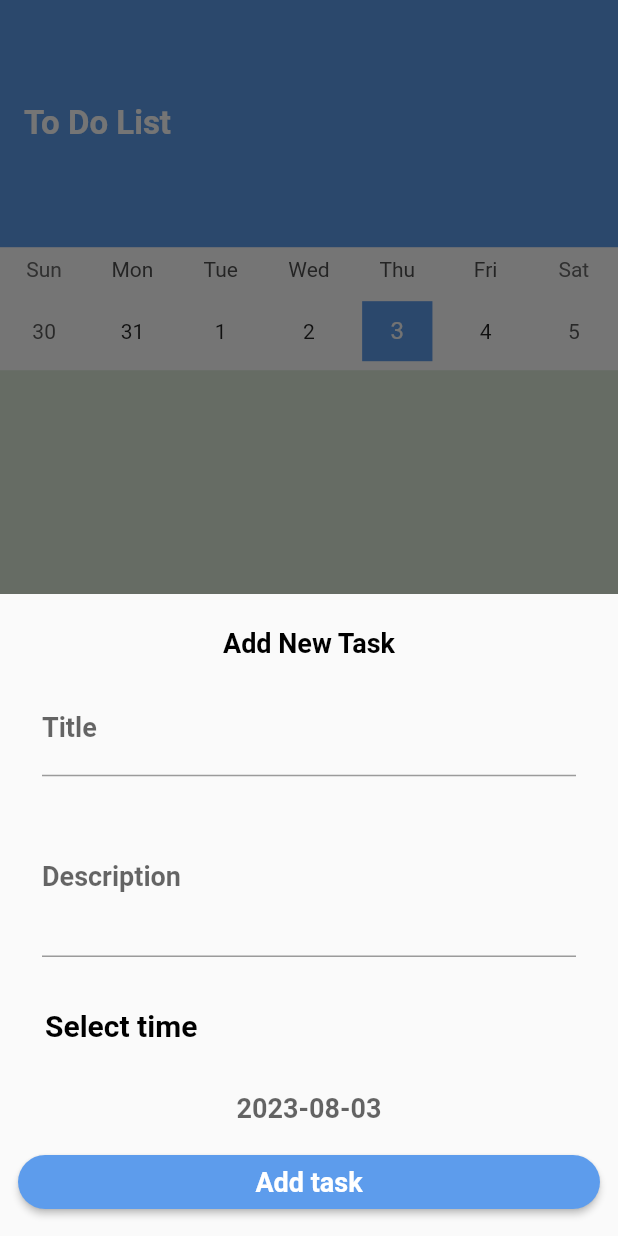
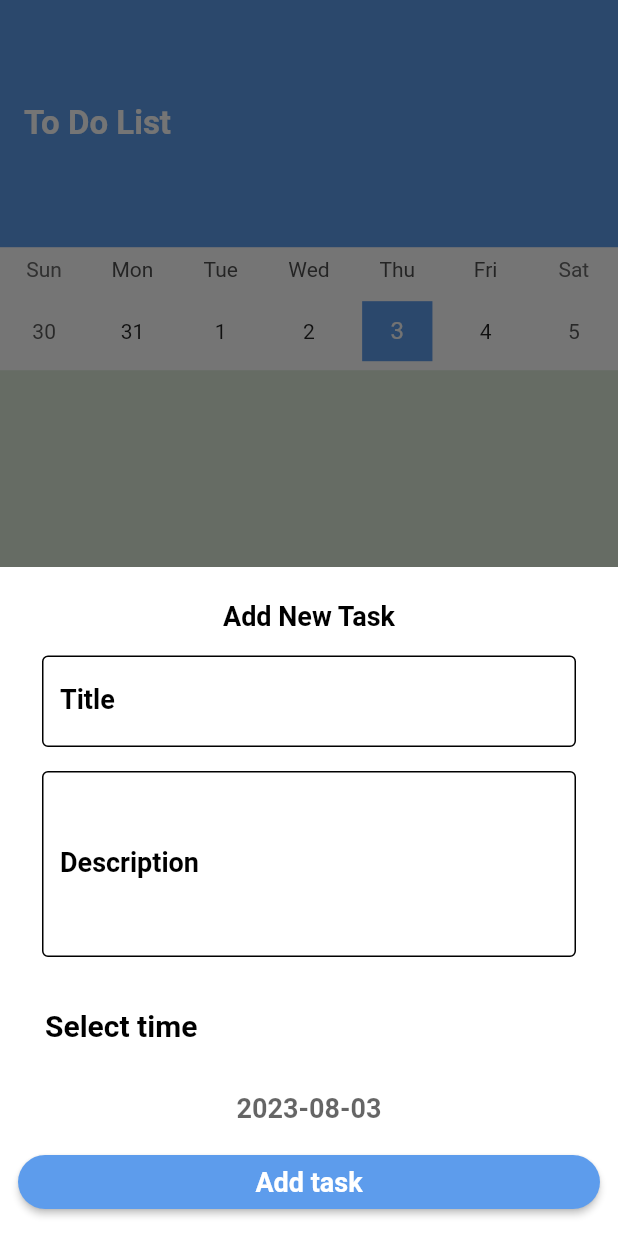
Before and after one commit to mohamedayman474/todo_app, a Flutter app: the screen it shows after launch, after a tap on the "add" icon, on a phone screen of 412 x 824 dp. Run offline on Flutter 3.47's test engine with Material 2 defaults, Android fonts, the phone set to English and light mode, and no system bars; drawn by our look-alikes of table_calendar; our stand-ins replace cloud_firestore, firebase_core, flutter_slidable, go_router, shared_preferences; accounts and stored records are empty; generated files the repository leaves out were written again.

Commit message:
finish ui for app

```diff
--- a/lib/features/home/presentation/views/widgets/List/list_tab.dart
+++ b/lib/features/home/presentation/views/widgets/List/list_tab.dart
@@ -24,6 +24,7 @@ class _ListTabState extends State<ListTab> {
     return Column(
       children: [
         Container(
+          margin: const EdgeInsets.only(bottom: 8),
           color: Colors.white,
           child: TableCalendar(
               firstDay: DateTime.now().subtract(const Duration(days: 365)),
@@ -65,10 +66,11 @@ class _ListTabState extends State<ListTab> {
                   return Center(
                     child: Column(
                       children: [
-                        Text(snapshot.error.toString()),
+                        Text(AppLocalizations.of(context)!.there_was_an_error_Please_try_again,style: TextStyle(color: provider.mode==ThemeMode.light? Colors.black:Colors.white,fontSize: 18)),
                         ElevatedButton(onPressed: (){
                           setState((){});
-                        }, child:  Text(AppLocalizations.of(context)!.try_again))
+                        }, child:  Text(AppLocalizations.of(context)!.try_again,
+                            style: TextStyle(color: provider.mode==ThemeMode.light? Colors.black:Colors.white,fontSize: 18)))
                       ],
                     ),
                   );
@@ -80,9 +82,10 @@ class _ListTabState extends State<ListTab> {
 
                 });
                 return
-                  taskList==null|| taskList.length==0?  Center(child:
-                  Text(AppLocalizations.of(context)!.no_tasks_for_this_date))
-
+                  taskList==null|| taskList.length==0?
+                  Center(child:
+                  Text(AppLocalizations.of(context)!.no_tasks_for_this_date,
+                    style: TextStyle(color: provider.mode==ThemeMode.light? Colors.black:Colors.white,fontSize: 18)))
                       :ListView.builder(
                       itemCount: (taskList.length),
                       itemBuilder: (context, index) {
@@ -94,14 +97,6 @@ class _ListTabState extends State<ListTab> {
       ],
     );
   }
-  void refreshTodo(){
-    getTodoCollectionRef().where(
-        'dateTime',isEqualTo: selectedDay.millisecondsSinceEpoch).get().then((querySnapshotOfTodo) {
-      querySnapshotOfTodo.docs.map((document) {
-        return document.data();
-      }).toList();
 
-    });
-  }
 
 }
--- a/lib/features/home/presentation/views/widgets/List/todo_item.dart
+++ b/lib/features/home/presentation/views/widgets/List/todo_item.dart
@@ -32,6 +32,7 @@ TodoItem(this.todo, {super.key});
             onDeleteAction(context);
           },
           child: Container(
+
             margin: const EdgeInsets.symmetric(vertical: 8),
             height: MediaQuery.of(context).size.height*0.13,
             decoration: const BoxDecoration(
@@ -60,7 +61,7 @@ TodoItem(this.todo, {super.key});
           padding: const EdgeInsets.all(18),
           decoration: BoxDecoration(color: provider.mode == ThemeMode.light
           ? Colors.white
-              : const Color(0xff0c1940),
+              : const Color(0xff141922),
               borderRadius: BorderRadius.circular(12)
           ),
 
@@ -96,7 +97,7 @@ TodoItem(this.todo, {super.key});
                 child: todo.isDone ?
     Container(
     margin: const EdgeInsets.all(12),
-    child:  Text(AppLocalizations.of(context)!.done,style:TextStyle(color: MyThemeData.greenColor,fontSize: 22,fontWeight: FontWeight.bold )),
+    child:  Text(AppLocalizations.of(context)!.done,style:const TextStyle(color: MyThemeData.greenColor,fontSize: 22,fontWeight: FontWeight.bold )),
     ):
                   Container(
                       decoration: BoxDecoration(
--- a/lib/features/home/presentation/views/widgets/add_task_bottom_sheet.dart
+++ b/lib/features/home/presentation/views/widgets/add_task_bottom_sheet.dart
@@ -1,10 +1,13 @@
 import 'package:flutter/material.dart';
 import 'package:go_router/go_router.dart';
+import 'package:provider/provider.dart';
 import 'package:todo_app/core/utils/format_date.dart';
 import 'package:todo_app/core/utils/navigator.dart';
 import '../../view_model/Todo.dart';
 import '../../view_model/firebase_utils.dart';
 import 'package:flutter_gen/gen_l10n/app_localizations.dart';
+
+import '../../view_model/provider/AppConfigProvider.dart';
 class AddTaskBottomSheet extends StatefulWidget {
   const  AddTaskBottomSheet({super.key});
 
@@ -24,6 +27,7 @@ class _AddTaskBottomSheetState extends State<AddTaskBottomSheet> {
 
   @override
   Widget build(BuildContext context) {
+    AppConfigProvider provider = Provider.of(context);
     return SingleChildScrollView(
       child: Container(
         margin: const EdgeInsets.all(12),
@@ -35,7 +39,7 @@ class _AddTaskBottomSheetState extends State<AddTaskBottomSheet> {
         style: Theme
             .of(context)
             .textTheme
-            .titleMedium?.copyWith(color: Colors.black),),
+            .titleMedium?.copyWith(color: provider.mode==ThemeMode.light ? Colors.black: Colors.white),),
 
           Form(
             key: formKey,
@@ -44,9 +48,15 @@ class _AddTaskBottomSheetState extends State<AddTaskBottomSheet> {
               child: Column(
                 children: [
                   Container(
-                    margin: const EdgeInsets.all(8),
+                    margin:  const EdgeInsets.all(8),
                     child: TextFormField(
                       decoration:   InputDecoration(
+                          enabledBorder: OutlineInputBorder(
+                         borderSide: BorderSide(color :provider.mode==ThemeMode.light ? Colors.black: Colors.white)
+                       ),
+
+
+                        labelStyle: TextStyle(color:provider.mode==ThemeMode.light ? Colors.black: Colors.white ),
                         labelText: AppLocalizations.of(context)!.title,
 
                       ),
@@ -66,6 +76,10 @@ class _AddTaskBottomSheetState extends State<AddTaskBottomSheet> {
                     margin: const EdgeInsets.all(8),
                     child: TextFormField(
                       decoration:  InputDecoration(
+                        enabledBorder:  OutlineInputBorder(
+                            borderSide: BorderSide(color:provider.mode==ThemeMode.light ? Colors.black: Colors.white)
+                        ),
+                        labelStyle: TextStyle(color:provider.mode==ThemeMode.light ? Colors.black: Colors.white ),
                         labelText: AppLocalizations.of(context)!.description, ),
                       onChanged: (text){
                         description=text;
@@ -76,8 +90,8 @@ class _AddTaskBottomSheetState extends State<AddTaskBottomSheet> {
                         }
                         return null;
                       },
-                      maxLines: 3,
-                      minLines: 3,
+                      maxLines: 4,
+                      minLines: 4,
 
 
 
@@ -109,7 +123,7 @@ class _AddTaskBottomSheetState extends State<AddTaskBottomSheet> {
                 child: Text((formatDate('yyyy-MM-dd', selectedDate)), style: Theme
                     .of(context)
                     .textTheme
-                    .titleMedium?.copyWith(color: Colors.black),
+                    .titleMedium?.copyWith(color: provider.mode==ThemeMode.light ? Colors.black :Colors.white ),
                   textAlign: TextAlign.center,),
               ),
             ),
--- a/lib/features/home/presentation/views/widgets/home_view_body.dart
+++ b/lib/features/home/presentation/views/widgets/home_view_body.dart
@@ -1,7 +1,10 @@
 import 'package:flutter/material.dart';
+import 'package:provider/provider.dart';
+import 'package:todo_app/core/utils/my_theme_data.dart';
 import 'package:todo_app/features/home/presentation/views/widgets/settings/settings_tab.dart';
 import 'package:todo_app/features/home/presentation/views/widgets/show_add_todo_bottom_sheet.dart';
 import 'package:flutter_gen/gen_l10n/app_localizations.dart';
+import '../../view_model/provider/AppConfigProvider.dart';
 import 'List/list_tab.dart';
 
 class HomeViewBody extends StatefulWidget {
@@ -20,6 +23,7 @@ class _HomeViewBodyState extends State<HomeViewBody> {
 
   @override
   Widget build(BuildContext context) {
+    AppConfigProvider provider=Provider.of(context);
     return Scaffold(
       appBar: AppBar(
         title:  Text(AppLocalizations.of(context)!.to_do_list),
@@ -40,11 +44,15 @@ class _HomeViewBodyState extends State<HomeViewBody> {
         child: const Icon(Icons.add),
       ),
       floatingActionButtonLocation: FloatingActionButtonLocation.centerDocked,
-      bottomNavigationBar: BottomAppBar(
+      bottomNavigationBar:
+      Theme(
 
+        data: Theme.of(context).copyWith(canvasColor:provider.mode==ThemeMode.light? Colors.white:const Color(0xff141922)),
+        child: BottomAppBar(
           shape: const CircularNotchedRectangle(),
           clipBehavior: Clip.antiAlias,
           notchMargin: 8,
+
           child: BottomNavigationBar(
             currentIndex: selectedIndex,
             onTap: (index) {
@@ -62,6 +70,7 @@ class _HomeViewBodyState extends State<HomeViewBody> {
             ],
           ),
         ),
+      ),
       body: tabs[selectedIndex],
     );
   }
--- a/lib/features/home/presentation/views/widgets/settings/LanguageBottomSheet.dart
+++ b/lib/features/home/presentation/views/widgets/settings/LanguageBottomSheet.dart
@@ -1,5 +1,6 @@
 import 'package:flutter/material.dart';
 import 'package:provider/provider.dart';
+import 'package:todo_app/core/utils/navigator.dart';
 import '../../../view_model/provider/AppConfigProvider.dart';
 
 class LanguageBottomSheet extends StatefulWidget {
@@ -19,12 +20,14 @@ class _LanguageBottomSheetState extends State<LanguageBottomSheet> {
         InkWell(
             onTap: (){
               provider.setNewLanguage('en');
+              hideLoadingDialog(context);
 
             },
             child: getMainView("English",provider.appLanguage=="en" )),
         InkWell(
             onTap: (){
               provider.setNewLanguage('ar');
+              hideLoadingDialog(context);
             },
             child: getMainView("العربية", provider.appLanguage=="ar"))
       ],
--- a/lib/features/home/presentation/views/widgets/settings/ModeBottomSheet.dart
+++ b/lib/features/home/presentation/views/widgets/settings/ModeBottomSheet.dart
@@ -2,6 +2,7 @@ import 'package:flutter/material.dart';
 import 'package:provider/provider.dart';
 import 'package:flutter_gen/gen_l10n/app_localizations.dart';
 
+import '../../../../../../core/utils/navigator.dart';
 import '../../../view_model/provider/AppConfigProvider.dart';
 
 class ModeBottomSheet extends StatefulWidget {
@@ -21,12 +22,14 @@ class _ModeBottomSheetState extends State<ModeBottomSheet> {
         InkWell(
             onTap: (){
               provider.setNewMode(ThemeMode.light);
+              hideLoadingDialog(context);
             },
             child: getMainView(AppLocalizations.of(context)!.light,
                 provider.mode==ThemeMode.light )),
         InkWell(
             onTap: (){
               provider.setNewMode(ThemeMode.dark);
+              hideLoadingDialog(context);
             },
             child: getMainView(AppLocalizations.of(context)!.dark,
                 provider.mode==ThemeMode.dark))
--- a/lib/features/home/presentation/views/widgets/settings/settings_tab.dart
+++ b/lib/features/home/presentation/views/widgets/settings/settings_tab.dart
@@ -86,7 +86,7 @@ class _SettingsTabState extends State<SettingsTab> {
 
   void showLanguageBottomSheet() {
     showModalBottomSheet(context: context, builder: (context) {
-      return LanguageBottomSheet();
+      return const LanguageBottomSheet();
     });
   }
 
@@ -94,7 +94,7 @@ class _SettingsTabState extends State<SettingsTab> {
   void showModeBottomSheet() {
     showModalBottomSheet(context: context,
         builder: (context) {
-          return ModeBottomSheet();
+          return const ModeBottomSheet();
         });
   }
 }
--- a/lib/features/home/presentation/views/widgets/show_add_todo_bottom_sheet.dart
+++ b/lib/features/home/presentation/views/widgets/show_add_todo_bottom_sheet.dart
@@ -1,11 +1,16 @@
 
 
 import 'package:flutter/material.dart';
+import 'package:provider/provider.dart';
 
+import '../../view_model/provider/AppConfigProvider.dart';
 import 'add_task_bottom_sheet.dart';
 
 void showAddTodoBottomSheet(BuildContext context) {
-  showModalBottomSheet(context: context,
+  AppConfigProvider provider = Provider.of(context,listen: false);
+  showModalBottomSheet(
+    backgroundColor: provider.mode==ThemeMode.light? Colors.white:const Color(0xff141922),
+      context: context,
       builder: (context){
         return  const AddTaskBottomSheet();
       });
--- a/lib/l10n/app_ar.arb
+++ b/lib/l10n/app_ar.arb
@@ -21,7 +21,8 @@
      "save_changes":"حفظ التغيرات",
      "list": "القائمة",
      "settings":"الاعدادات",
-     "done" :"تمت!"
+     "done" :"تمت!",
+     "there_was_an_error_Please_try_again":" هناك خطا , يرجي المحاولة مرة اخري"
 
 
 }
--- a/lib/l10n/app_en.arb
+++ b/lib/l10n/app_en.arb
@@ -21,7 +21,8 @@
     "save_changes":"Save Changes",
     "list": "list",
     "settings":"settings",
-    "done" :"Done!"
+    "done" :"Done!",
+    "there_was_an_error_Please_try_again":" There was an Error, Please try again"
 
 
 }
```
Lines whose indentation alone changed are shown as unchanged.
